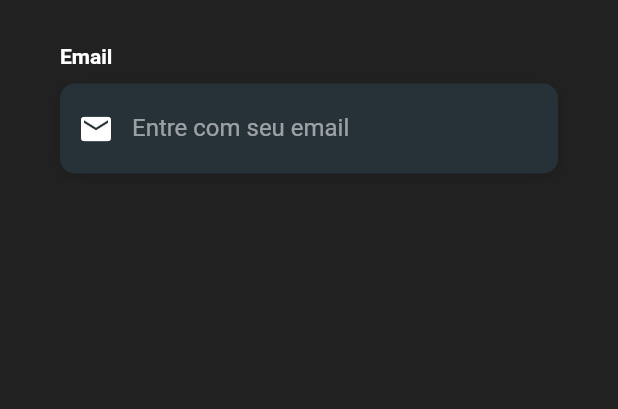
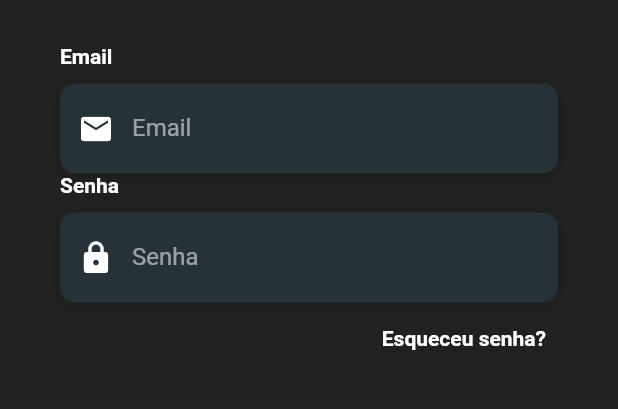
Before and after one commit to FranciscoJSSantos/monkey_finances, a Flutter app: the screen it shows after launch, on a phone screen of 412 x 824 dp, the part 233-642 px from its top. Run offline on Flutter 3.47's test engine with Material 2 defaults, Android fonts, the phone set to English and light mode, and no system bars; Roboto replaces fonts that are missing (OpenSans).

Commit message:
adicao do campo de senha e esqueci senha

```diff
--- a/lib/screens/login.dart
+++ b/lib/screens/login.dart
@@ -22,7 +22,7 @@ class _LoginScreenState extends State<LoginScreen> {
           height: 60.0,
           child: const TextField(
             keyboardType: TextInputType.emailAddress,
-            style: TextStyle(color: Colors.white),
+            style: TextStyle(color: Colors.white, fontFamily: 'OpenSans'),
             decoration: InputDecoration(
               border: InputBorder.none,
               contentPadding: EdgeInsets.only(top: 14.0),
@@ -30,12 +30,57 @@ class _LoginScreenState extends State<LoginScreen> {
                 Icons.email,
                 color: Colors.white,
               ),
-              hintText: 'Entre com seu email',
+              hintText: 'Email',
               hintStyle: kHintTextStyle,
             ),
           ),
         )
       ],
+    );
+  }
+
+  Widget _buildPasswordTF() {
+    return Column(
+      crossAxisAlignment: CrossAxisAlignment.start,
+      children: <Widget>[
+        const Text(
+          'Senha',
+          style: kLabelStyle,
+        ),
+        const SizedBox(height: 10.0),
+        Container(
+          alignment: Alignment.centerLeft,
+          decoration: kBoxDecorationStyle,
+          height: 60.0,
+          child: const TextField(
+            obscureText: true,
+            style: TextStyle(color: Colors.white, fontFamily: 'OpenSans'),
+            decoration: InputDecoration(
+              border: InputBorder.none,
+              contentPadding: EdgeInsets.only(top: 14.0),
+              prefixIcon: Icon(
+                Icons.lock,
+                color: Colors.white,
+              ),
+              hintText: 'Senha',
+              hintStyle: kHintTextStyle,
+            ),
+          ),
+        )
+      ],
+    );
+  }
+
+  Widget _buildForgotPasswordBtn() {
+    return Container(
+      alignment: Alignment.centerRight,
+      child: TextButton(
+        onPressed: () => print('Esqueceu senha'),
+        child: const Text(
+          'Esqueceu senha?',
+          style: kLabelStyle,
+        ),
+      ),
     );
   }
 
@@ -71,6 +116,9 @@ class _LoginScreenState extends State<LoginScreen> {
                   ),
                   const SizedBox(height: 30.0),
                   _buildEmailTF(),
+                  const SizedBox(width: 30.0),
+                  _buildPasswordTF(),
+                  _buildForgotPasswordBtn(),
                 ],
               ),
             ),
```
